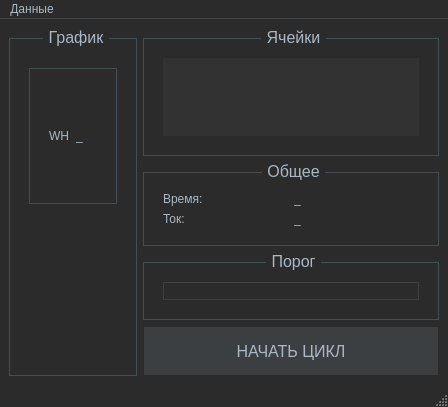
Above: resources/MainWindow.ui from kabanpunk/bms-monitor-desktop before the change. Below: the same form after it.
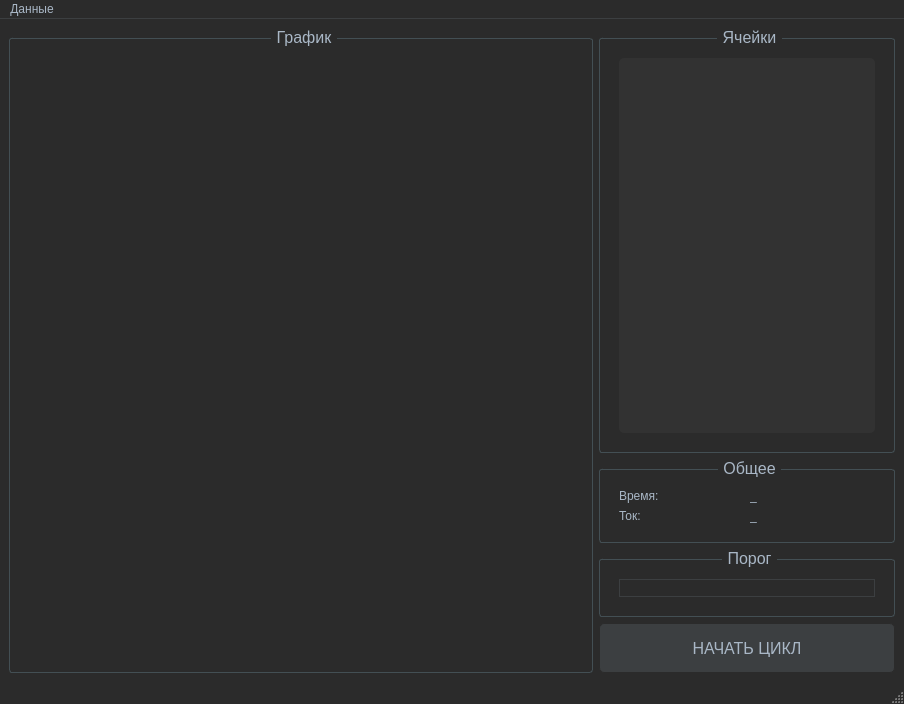
That is the form after the change. Custom widgets are drawn as their Qt base class.

Commit message: добавил нормальный лейбл на график для WH, за счет замени PlotWidget на GraphicsLayoutWidget и добавление PlotWidget'а уже на него + малех со стилем поигрался

```diff
--- a/resources/MainWindow.ui
+++ b/resources/MainWindow.ui
@@ -6,8 +6,8 @@
    <rect>
     <x>0</x>
     <y>0</y>
-    <width>448</width>
-    <height>407</height>
+    <width>904</width>
+    <height>704</height>
    </rect>
   </property>
   <property name="font">
@@ -66,6 +66,7 @@
     border: 1px solid #434F54;
     margin-top: 10px; /* Уменьшен отступ сверху */
     padding: 10px; /* Уменьшен padding */
+    border-radius: 3px;
 }
 
 QGroupBox::title {
@@ -80,10 +81,11 @@
 }
 
 QTableWidget {
-    border: none;
+    border: 10px;
     background-color: #323232;
     gridline-color: #3c3f41;
     color: #A9B7C6;
+    border-radius: 5px;
 }
 
 QHeaderView::section {
@@ -100,14 +102,17 @@
     background-color: #3C3F41;
     border: 1px solid #2B2B2B;
     padding: 10px;
+    border-radius: 5px;
 }
 
 QPushButton:hover {
     background-color: #2B2B2B;
+     border-radius: 5px;
 }
 
 QPushButton:pressed {
     background-color: #4E4E4E;
+     border-radius: 5px;
 }
 
 QLabel {
@@ -148,6 +153,7 @@
     background-color: #2B2B2B;
     color: #A9B7C6;
 }
+
 </string>
   </property>
   <widget class="QWidget" name="centralwidget">
@@ -167,52 +173,8 @@
        <string>График</string>
       </property>
       <layout class="QGridLayout" name="gridLayout_15">
-       <item row="1" column="0">
-        <widget class="PlotWidget" name="plot_widget" native="true"/>
-       </item>
        <item row="0" column="0">
-        <widget class="QGroupBox" name="groupBox_4">
-         <property name="sizePolicy">
-          <sizepolicy hsizetype="Minimum" vsizetype="Minimum">
-           <horstretch>0</horstretch>
-           <verstretch>0</verstretch>
-          </sizepolicy>
-         </property>
-         <property name="maximumSize">
-          <size>
-           <width>16777215</width>
-           <height>16777215</height>
-          </size>
-         </property>
-         <property name="font">
-          <font>
-           <family>Segoe UI</family>
-           <pointsize>12</pointsize>
-           <weight>9</weight>
-           <italic>false</italic>
-           <bold>false</bold>
-          </font>
-         </property>
-         <property name="title">
-          <string/>
-         </property>
-         <layout class="QGridLayout" name="gridLayout_2">
-          <item row="0" column="0">
-           <widget class="QLabel" name="label_WH">
-            <property name="text">
-             <string>WH</string>
-            </property>
-           </widget>
-          </item>
-          <item row="0" column="1">
-           <widget class="QLabel" name="label_WH_out">
-            <property name="text">
-             <string>_</string>
-            </property>
-           </widget>
-          </item>
-         </layout>
-        </widget>
+        <widget class="GraphicsLayoutWidget" name="win_plot_widget" native="true"/>
        </item>
       </layout>
      </widget>
@@ -418,8 +380,8 @@
     <rect>
      <x>0</x>
      <y>0</y>
-     <width>448</width>
-     <height>18</height>
+     <width>904</width>
+     <height>21</height>
     </rect>
    </property>
    <widget class="QMenu" name="menu">
@@ -472,7 +434,7 @@
    <header>widgets/custom_table_widget</header>
   </customwidget>
   <customwidget>
-   <class>PlotWidget</class>
+   <class>GraphicsLayoutWidget</class>
    <extends>QWidget</extends>
    <header>pyqtgraph</header>
    <container>1</container>
```
The commit also changes 7 other files.
